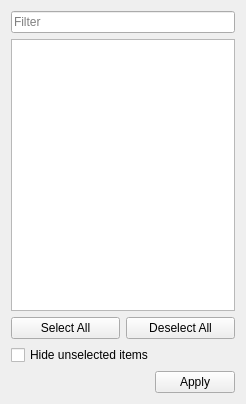
The window that src/gdxviewer/columnfilterframe.ui (GAMS-dev/studio) describes before a commit, drawn with Qt 5.
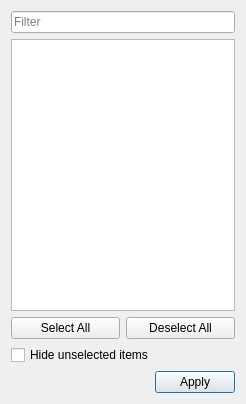
The same window after the commit.

Commit message: Enter and Return keys can be used to click the apply button by default in filters

What changed in the file:
```diff
--- a/src/gdxviewer/columnfilterframe.ui
+++ b/src/gdxviewer/columnfilterframe.ui
@@ -103,6 +103,12 @@
        <property name="text">
         <string>Apply</string>
        </property>
+       <property name="autoDefault">
+        <bool>true</bool>
+       </property>
+       <property name="default">
+        <bool>true</bool>
+       </property>
       </widget>
      </item>
     </layout>
```
The commit also changes 5 other files.
